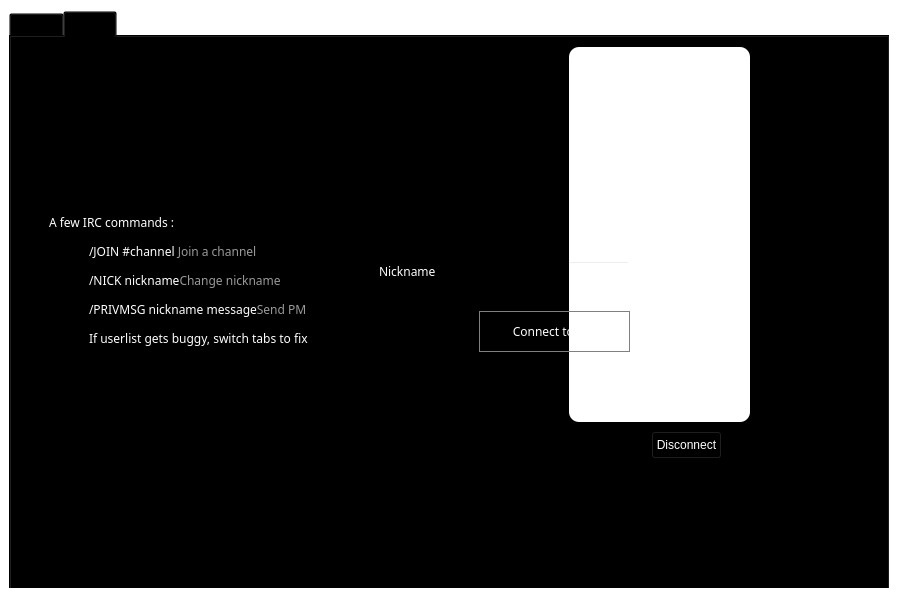
The window that src/qt/forms/chatwindow.ui (thelonecrouton/bitcredit) describes before a commit, drawn with Qt 5.
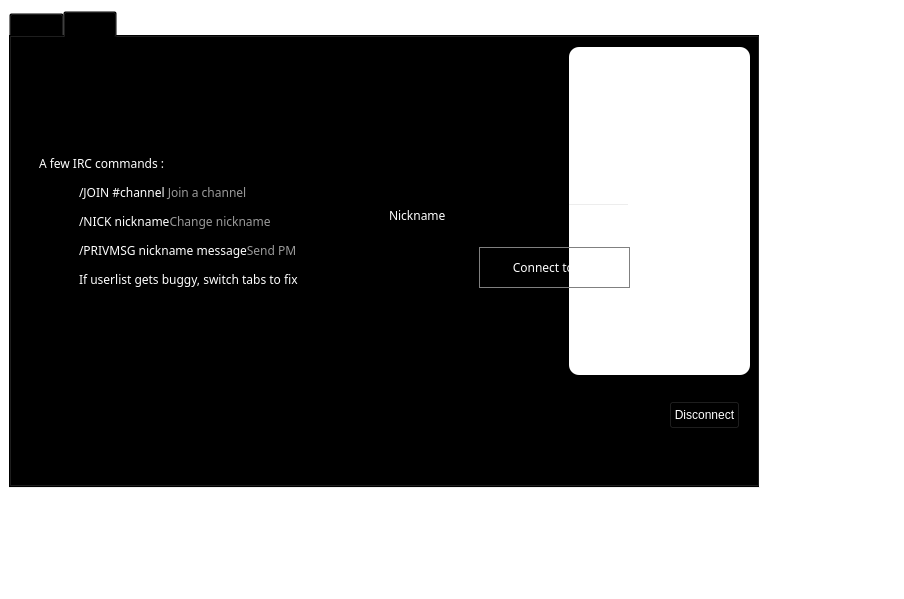
The same window after the commit.

Commit message: IRC page and logo size tweaks

Diff of the .ui file:
```diff
--- a/src/qt/forms/chatwindow.ui
+++ b/src/qt/forms/chatwindow.ui
@@ -43,8 +43,8 @@
         <rect>
          <x>0</x>
          <y>0</y>
-         <width>881</width>
-         <height>581</height>
+         <width>751</width>
+         <height>477</height>
         </rect>
        </property>
        <property name="styleSheet">
@@ -74,7 +74,7 @@
        <property name="geometry">
         <rect>
          <x>10</x>
-         <y>460</y>
+         <y>430</y>
          <width>701</width>
          <height>30</height>
         </rect>
@@ -98,7 +98,7 @@
          <x>560</x>
          <y>36</y>
          <width>181</width>
-         <height>375</height>
+         <height>328</height>
         </rect>
        </property>
        <property name="minimumSize">
@@ -115,8 +115,8 @@
       <widget class="QPushButton" name="disconnect">
        <property name="geometry">
         <rect>
-         <x>642</x>
-         <y>420</y>
+         <x>660</x>
+         <y>390</y>
          <width>71</width>
          <height>28</height>
         </rect>
@@ -160,8 +160,8 @@
       <widget class="QLabel" name="label_2">
        <property name="geometry">
         <rect>
-         <x>40</x>
-         <y>164</y>
+         <x>30</x>
+         <y>105</y>
          <width>321</width>
          <height>211</height>
         </rect>
@@ -177,7 +177,7 @@
        <property name="geometry">
         <rect>
          <x>470</x>
-         <y>250</y>
+         <y>192</y>
          <width>151</width>
          <height>22</height>
         </rect>
@@ -193,8 +193,8 @@
       <widget class="QLabel" name="label_5">
        <property name="geometry">
         <rect>
-         <x>370</x>
-         <y>250</y>
+         <x>380</x>
+         <y>194</y>
          <width>61</width>
          <height>21</height>
         </rect>
@@ -210,7 +210,7 @@
        <property name="geometry">
         <rect>
          <x>470</x>
-         <y>300</y>
+         <y>236</y>
          <width>151</width>
          <height>41</height>
         </rect>
@@ -226,8 +226,8 @@
       <widget class="QLabel" name="label_10">
        <property name="geometry">
         <rect>
-         <x>370</x>
-         <y>200</y>
+         <x>380</x>
+         <y>137</y>
          <width>161</width>
          <height>21</height>
         </rect>
```
The commit also changes 2 other files.
